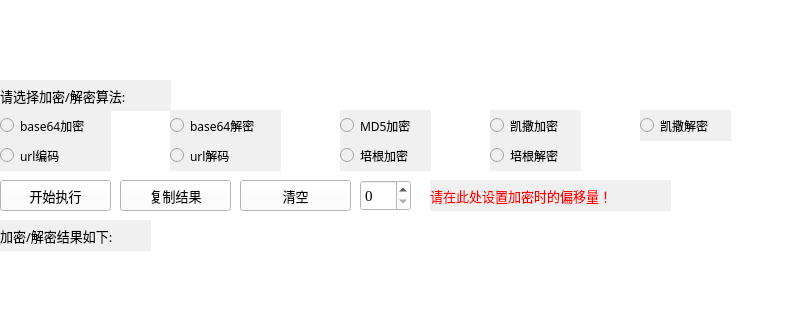
Qt form cryptotool.ui (2aurora2/CryptoTool) before a commit; both pictures show x 0 to 805 and y 120 to 440 of the 805 by 570 pixel window.
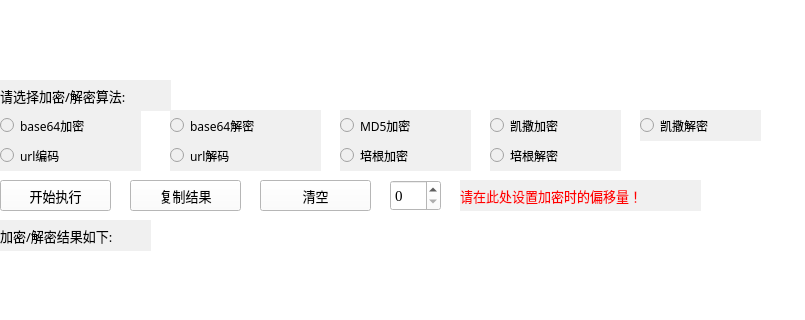
The same form after that commit.

The edit to the form file:
```diff
--- a/cryptotool.ui
+++ b/cryptotool.ui
@@ -84,7 +84,7 @@
     <rect>
      <x>0</x>
      <y>230</y>
-     <width>111</width>
+     <width>141</width>
      <height>31</height>
     </rect>
    </property>
@@ -106,7 +106,7 @@
     <rect>
      <x>170</x>
      <y>230</y>
-     <width>111</width>
+     <width>151</width>
      <height>31</height>
     </rect>
    </property>
@@ -171,7 +171,7 @@
     <rect>
      <x>340</x>
      <y>230</y>
-     <width>91</width>
+     <width>131</width>
      <height>31</height>
     </rect>
    </property>
@@ -191,7 +191,7 @@
   <widget class="QPushButton" name="COPYBTN">
    <property name="geometry">
     <rect>
-     <x>120</x>
+     <x>130</x>
      <y>300</y>
      <width>111</width>
      <height>31</height>
@@ -215,7 +215,7 @@
     <rect>
      <x>490</x>
      <y>230</y>
-     <width>91</width>
+     <width>131</width>
      <height>31</height>
     </rect>
    </property>
@@ -237,7 +237,7 @@
     <rect>
      <x>640</x>
      <y>230</y>
-     <width>91</width>
+     <width>121</width>
      <height>31</height>
     </rect>
    </property>
@@ -276,7 +276,7 @@
   <widget class="QSpinBox" name="MOVESIZE">
    <property name="geometry">
     <rect>
-     <x>360</x>
+     <x>390</x>
      <y>300</y>
      <width>51</width>
      <height>31</height>
@@ -292,7 +292,7 @@
   <widget class="QLabel" name="TIPS">
    <property name="geometry">
     <rect>
-     <x>430</x>
+     <x>460</x>
      <y>300</y>
      <width>241</width>
      <height>31</height>
@@ -317,7 +317,7 @@
     <rect>
      <x>340</x>
      <y>260</y>
-     <width>91</width>
+     <width>131</width>
      <height>31</height>
     </rect>
    </property>
@@ -339,7 +339,7 @@
     <rect>
      <x>490</x>
      <y>260</y>
-     <width>91</width>
+     <width>131</width>
      <height>31</height>
     </rect>
    </property>
@@ -361,7 +361,7 @@
     <rect>
      <x>0</x>
      <y>260</y>
-     <width>111</width>
+     <width>141</width>
      <height>31</height>
     </rect>
    </property>
@@ -383,7 +383,7 @@
     <rect>
      <x>170</x>
      <y>260</y>
-     <width>111</width>
+     <width>151</width>
      <height>31</height>
     </rect>
    </property>
@@ -403,7 +403,7 @@
   <widget class="QPushButton" name="CLEARBTN">
    <property name="geometry">
     <rect>
-     <x>240</x>
+     <x>260</x>
      <y>300</y>
      <width>111</width>
      <height>31</height>
```
